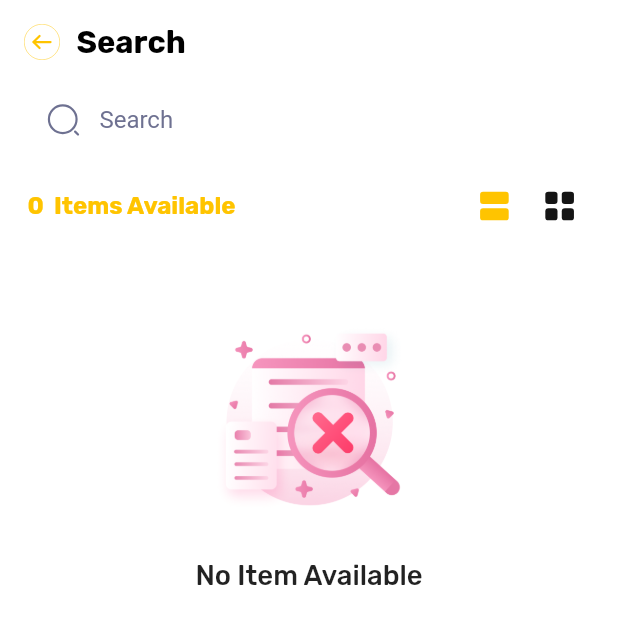
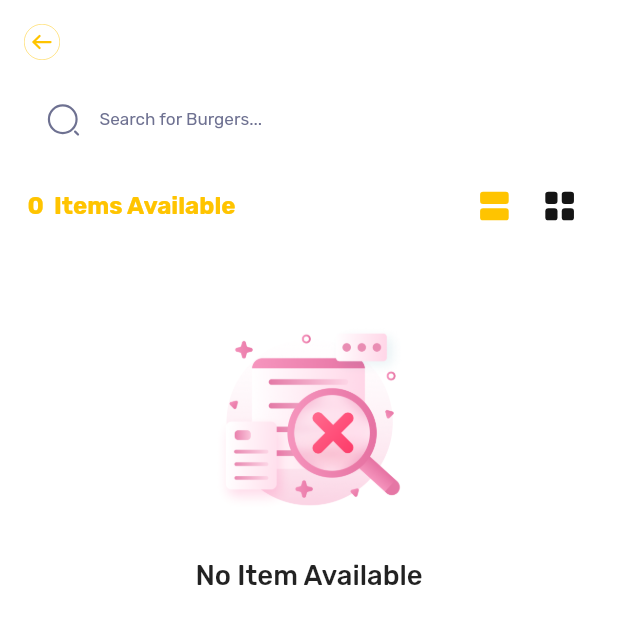
Before and after one commit to shoaib3474/foodking-customer-app, a Flutter app: the SearchView screen opened by its route, after a tap on "Search", on a phone screen of 412 x 824 dp. Shown: the top 624 px of the screen. Run offline on Flutter 3.47's test engine with Material 3 defaults, Android fonts, the phone set to English and light mode, and no system bars; our stand-ins replace cached_network_image, dropdown_button2, easy_stepper, expandable, firebase_core, firebase_messaging and 19 more; missing offline and left inert: flutter_inappwebview, map_launcher; accounts and stored records are empty; network calls fail; project files that could hold a hidden picture were left out.

Commit message:
add animation of searchBar

```diff
--- a/lib/app/modules/search/controllers/animated_hint_controller.dart
+++ b/lib/app/modules/search/controllers/animated_hint_controller.dart
@@ -2,46 +2,39 @@ import 'dart:async';
 
 import 'package:get/get.dart';
 
-import 'search_controller.dart';
+class AnimatedHintController extends GetxController {
+  final List<String> animationCategories = const [
+    'Search for Pizza...',
+    'Search for Burgers...',
+    'Search for Pasta...',
+    'Search for Drinks...',
+  ];
 
-class AnimatedHintController extends GetxController {
-  final SearchController _searchController = Get.find<SearchController>();
   final RxString currentCategoryText = 'Search items...'.obs;
   Timer? _timer;
 
   @override
   void onInit() {
     super.onInit();
-
-    ever(_searchController.suggestionCategories, (_) {
-      if (_searchController.suggestionCategories.isNotEmpty) {
-        _startHintAnimation();
-      }
-    });
-    if (_searchController.suggestionCategories.isNotEmpty) {
-      _startHintAnimation();
-    }
+    _startHintAnimation();
   }
 
   void _startHintAnimation() {
     _timer?.cancel();
 
-    final List<String> categories = _searchController.suggestionCategories;
+    final List<String> categories = animationCategories;
 
     if (categories.isEmpty) {
       currentCategoryText.value = 'Search items...';
       return;
     }
-    int index = 0;
 
-    _timer = Timer.periodic(Duration(milliseconds: 2000), (timer) {
-      if (categories.isEmpty) {
-        timer.cancel();
-        currentCategoryText.value = 'Search items...';
-        return;
-      }
+    currentCategoryText.value = categories[0];
+
+    int index = 1 % categories.length;
+
+    _timer = Timer.periodic(const Duration(milliseconds: 2000), (timer) {
       currentCategoryText.value = categories[index];
-
       index = (index + 1) % categories.length;
     });
   }
--- a/lib/app/modules/search/views/search_view.dart
+++ b/lib/app/modules/search/views/search_view.dart
@@ -4,6 +4,7 @@ import 'package:flutter/material.dart';
 import 'package:flutter_screenutil/flutter_screenutil.dart';
 import 'package:flutter_staggered_grid_view/flutter_staggered_grid_view.dart';
 import 'package:flutter_svg/svg.dart';
+import 'package:foodking/app/modules/search/controllers/animated_hint_controller.dart';
 import 'package:get/get.dart';
 import 'package:get_storage/get_storage.dart';
 import '../../../../util/constant.dart';
@@ -15,6 +16,7 @@ import '../../../../widget/no_items_available.dart';
 import '../../home/controllers/home_controller.dart';
 import '../../menu/widget/menu_view_shimmer.dart';
 import '../controllers/search_controller.dart' as search;
+import '../widgets/animated_hint_widget.dart';
 
 class SearchView extends StatefulWidget {
   const SearchView({super.key});
@@ -27,6 +29,9 @@ class _SearchViewState extends State<SearchView> {
 
   String itemName = '';
   final TextEditingController searchTextController = TextEditingController();
+  final AnimatedHintController hintController = Get.put(
+    AnimatedHintController(),
+  );
 
   @override
   void initState() {
@@ -41,8 +46,7 @@ class _SearchViewState extends State<SearchView> {
   @override
   Widget build(BuildContext context) {
     return GetBuilder<search.SearchController>(
-      builder:
-          (searchController) => Scaffold(
+      builder: (searchController) => Scaffold(
         backgroundColor: Colors.white,
         appBar: AppBar(
           titleSpacing: -5,
@@ -50,7 +54,7 @@ class _SearchViewState extends State<SearchView> {
             onTap: () {
               searchController.getData();
             },
-                child: Text('Search', style: fontBoldWithColorBlack),
+            child: Text('Search', style: fontMedium),
           ),
           centerTitle: false,
           elevation: 0,
@@ -79,15 +83,17 @@ class _SearchViewState extends State<SearchView> {
                     child: TextField(
                       showCursor: true,
                       readOnly: false,
-                          onChanged:
-                              (value) => searchController.filterItem(value),
+                      onChanged: (value) => searchController.filterItem(value),
                       controller: searchTextController,
                       decoration: InputDecoration(
                         contentPadding: EdgeInsets.symmetric(
                           horizontal: 0.w,
                           vertical: 0.h,
                         ),
-                            hintText: "SEARCH".tr,
+                        // hintText: "SEARCH".tr,
+                        hintText: "",
+                        label: AnimatedHint(),
+                        floatingLabelBehavior: FloatingLabelBehavior.never,
                         hintStyle: const TextStyle(color: AppColor.gray),
                         prefixIcon: SizedBox(
                           child: Padding(
@@ -101,8 +107,7 @@ class _SearchViewState extends State<SearchView> {
                             ),
                           ),
                         ),
-                            suffixIcon:
-                                searchTextController.text.isEmpty
+                        suffixIcon: searchTextController.text.isEmpty
                             ? SizedBox()
                             : SizedBox(
                                 child: Padding(
@@ -127,18 +132,14 @@ class _SearchViewState extends State<SearchView> {
                         filled: true,
                         fillColor: AppColor.itembg,
                         focusedBorder: OutlineInputBorder(
-                              borderRadius: BorderRadius.all(
-                                Radius.circular(12.r),
-                              ),
+                          borderRadius: BorderRadius.all(Radius.circular(12.r)),
                           borderSide: BorderSide(
                             color: AppColor.itembg,
                             width: 1.w,
                           ),
                         ),
                         enabledBorder: OutlineInputBorder(
-                              borderRadius: BorderRadius.all(
-                                Radius.circular(12.r),
-                              ),
+                          borderRadius: BorderRadius.all(Radius.circular(12.r)),
                           borderSide: BorderSide(
                             width: 0.w,
                             color: AppColor.itembg,
@@ -161,8 +162,7 @@ class _SearchViewState extends State<SearchView> {
 
 Widget menuContent(context, box) {
   return GetBuilder<search.SearchController>(
-    builder:
-        (searchController) => Expanded(
+    builder: (searchController) => Expanded(
       child: RefreshIndicator(
         color: AppColor.primaryColor,
         onRefresh: () async {
@@ -203,8 +203,7 @@ Widget menuContent(context, box) {
                               child: SvgPicture.asset(
                                 Images.iconListView,
                                 fit: BoxFit.cover,
-                                    color:
-                                        box.read('viewValue') == 0
+                                color: box.read('viewValue') == 0
                                     ? AppColor.primaryColor
                                     : AppColor.fontColor,
                               ),
@@ -222,8 +221,7 @@ Widget menuContent(context, box) {
                               child: SvgPicture.asset(
                                 Images.iconGridView,
                                 fit: BoxFit.cover,
-                                    color:
-                                        box.read('viewValue') == 1
+                                color: box.read('viewValue') == 1
                                     ? AppColor.primaryColor
                                     : AppColor.fontColor,
                               ),
@@ -240,10 +238,8 @@ Widget menuContent(context, box) {
                       padding: EdgeInsets.only(top: 17.h),
                       child: Column(
                         children: [
-                            if (box.read('viewValue') == 1)
-                              menuItemSectionGrid(),
-                            if (box.read('viewValue') == 0)
-                              menuItemSectionList(),
+                          if (box.read('viewValue') == 1) menuItemSectionGrid(),
+                          if (box.read('viewValue') == 0) menuItemSectionList(),
                         ],
                       ),
                     )
@@ -258,9 +254,7 @@ Widget menuContent(context, box) {
 
 Widget menuItemSectionGrid() {
   return GetBuilder<search.SearchController>(
-    builder:
-        (searchController) =>
-            !searchController.itemLoader
+    builder: (searchController) => !searchController.itemLoader
         ? Column(
             children: [
               MasonryGridView.count(
@@ -287,9 +281,7 @@ Widget menuItemSectionGrid() {
 
 Widget menuItemSectionList() {
   return GetBuilder<search.SearchController>(
-    builder:
-        (searchController) =>
-            !searchController.itemLoader
+    builder: (searchController) => !searchController.itemLoader
         ? Column(
             children: [
               ListView.builder(
--- /dev/null
+++ b/lib/app/modules/search/widgets/animated_hint_widget.dart
@@ -0,0 +1,42 @@
+import 'package:flutter/material.dart';
+import 'package:foodking/util/style.dart';
+import 'package:get/get.dart';
+
+import '../controllers/animated_hint_controller.dart';
+
+class AnimatedHint extends StatelessWidget {
+  final AnimatedHintController controller = Get.find<AnimatedHintController>();
+  AnimatedHint({super.key});
+
+  Widget _transitionBuilder(Widget child, Animation<double> animation) {
+    final offsetAnimation = Tween<Offset>(
+      begin: const Offset(0.0, 1.0),
+      end: const Offset(0.0, 0.0),
+    ).animate(animation);
+
+    final fadeAnimation = CurvedAnimation(
+      parent: animation,
+      curve: Curves.easeIn,
+    );
+
+    return FadeTransition(
+      opacity: fadeAnimation,
+      child: SlideTransition(position: offsetAnimation, child: child),
+    );
+  }
+
+  @override
+  Widget build(BuildContext context) {
+    return Obx(() {
+      return AnimatedSwitcher(
+        duration: const Duration(milliseconds: 500),
+        transitionBuilder: _transitionBuilder,
+        child: Text(
+          controller.currentCategoryText.value,
+          key: ValueKey<String>(controller.currentCategoryText.value),
+          style: fontSizeSmallGray,
+        ),
+      );
+    });
+  }
+}
```
Lines whose indentation alone changed are shown as unchanged.
